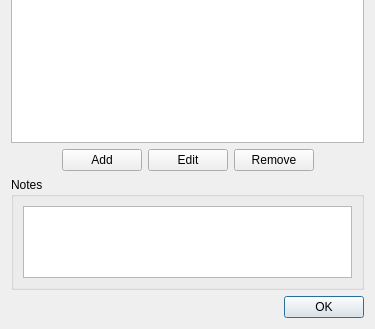
First picture: the form in Source/RMG/UserInterface/Dialog/CheatsDialog.ui, repository Rosalie241/RMG, before the edit; both pictures show x 0 to 375 and y 175 to 504 of the 375 by 504 pixel window.
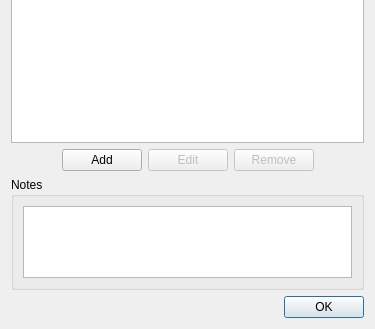
Second picture: the form after the edit.

Commit message: RMG: disable Edit & Remove button by default in CheatsDialog

```diff
--- a/Source/RMG/UserInterface/Dialog/CheatsDialog.ui
+++ b/Source/RMG/UserInterface/Dialog/CheatsDialog.ui
@@ -65,6 +65,9 @@
      </item>
      <item>
       <widget class="QPushButton" name="editCheatButton">
+       <property name="enabled">
+        <bool>false</bool>
+       </property>
        <property name="text">
         <string>Edit</string>
        </property>
@@ -72,6 +75,9 @@
      </item>
      <item>
       <widget class="QPushButton" name="removeCheatButton">
+       <property name="enabled">
+        <bool>false</bool>
+       </property>
        <property name="text">
         <string>Remove</string>
        </property>
```
